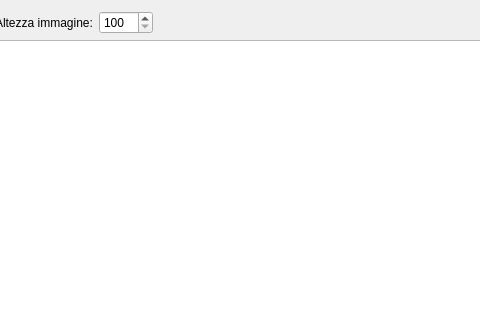
Old version of the form hprint.ui in the repository fblabs/hamlet-mod-sancon; both pictures show x 335 to 815 and y 0 to 320 of the 922 by 435 pixel window.
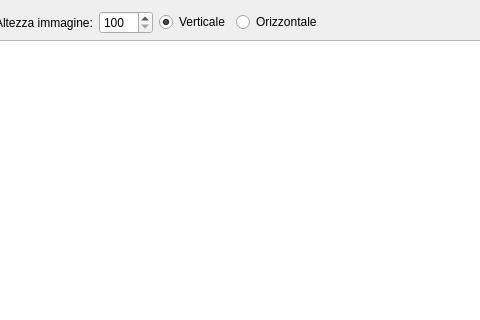
New version of the form. Icons and pictures are not drawn.

The edit to the form file:
```diff
--- a/hprint.ui
+++ b/hprint.ui
@@ -139,6 +139,23 @@
          </property>
         </widget>
        </item>
+       <item>
+        <widget class="QRadioButton" name="rbPortrait">
+         <property name="text">
+          <string>Verticale</string>
+         </property>
+         <property name="checked">
+          <bool>true</bool>
+         </property>
+        </widget>
+       </item>
+       <item>
+        <widget class="QRadioButton" name="rbLandscape">
+         <property name="text">
+          <string>Orizzontale</string>
+         </property>
+        </widget>
+       </item>
        <item>
         <spacer name="horizontalSpacer">
          <property name="orientation">
```
